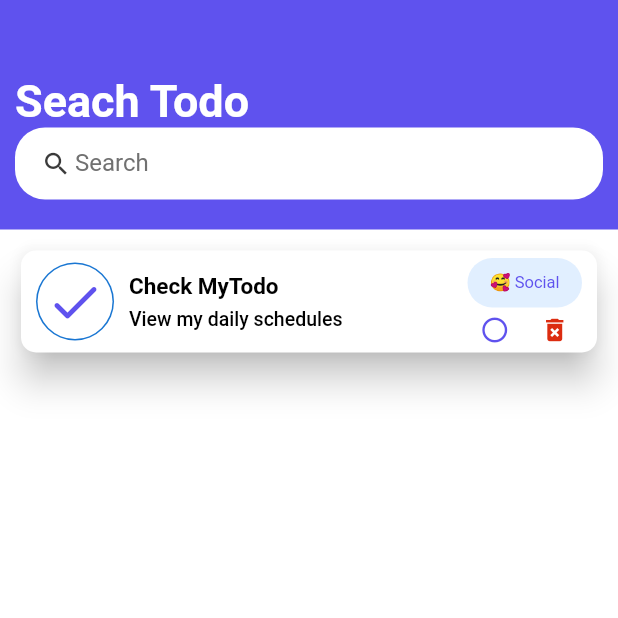
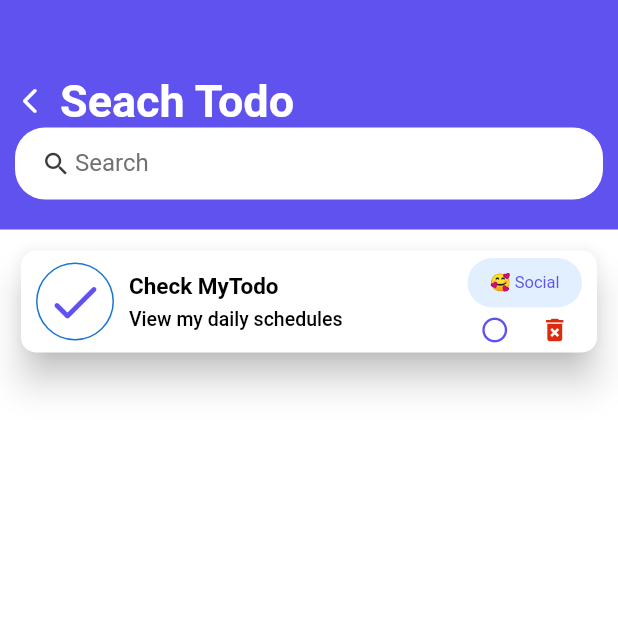
Before and after one commit to abdorll/myTodo, a Flutter app: the SearchSreen screen opened directly, on a phone screen of 412 x 824 dp, the top half of it. Run offline on Flutter 3.47's test engine with Material 2 defaults, Android fonts, the phone set to English and light mode, and no system bars; our stand-ins replace bot_toast, flutter_native_splash, flutter_riverpod, google_fonts, hive; accounts and stored records are empty; Roboto replaces fonts that are missing (Combo).

Commit message:
everything up to date

```diff
--- a/lib/screens/search_screen.dart
+++ b/lib/screens/search_screen.dart
@@ -1,10 +1,12 @@
 import 'package:flutter/material.dart';
 import 'package:flutter_riverpod/flutter_riverpod.dart';
+import 'package:my_todo/function/navigate.dart';
 import 'package:my_todo/model/todos_list.dart';
 import 'package:my_todo/screens/todo_home.dart';
 import 'package:my_todo/utils/color.dart';
 import 'package:my_todo/utils/images.dart';
 import 'package:my_todo/widgets/each_todo.dart';
+import 'package:my_todo/widgets/iconss.dart';
 import 'package:my_todo/widgets/spacing.dart';
 import 'package:my_todo/widgets/texts.dart';
 
@@ -51,7 +53,15 @@ class _SearchSreenState extends ConsumerState<SearchSreen> {
                   const YMargin(40),
                   Row(
                     children: [
-                      TextOf('Seach Todo', 30, white, FontWeight.w600)
+                      InkWell(
+                        child:
+                            IconOf(Icons.arrow_back_ios_new_rounded, 20, white),
+                        onTap: () {
+                          Navigate.back(context);
+                        },
+                      ),
+                      XMargin(10),
+                      TextOf('Seach Todo', 30, white, FontWeight.w600),
                     ],
                   ),
                   searchBox(),
--- a/lib/widgets/each_todo.dart
+++ b/lib/widgets/each_todo.dart
@@ -104,7 +104,7 @@ class _EachTodoState extends ConsumerState<EachTodo> {
 
                               uncompletedLength - 1 == 1
                                   ? text = 'todo'
-                                  : 'todos';
+                                  : text = 'todos';
                               setState(() {
                                 if (uncompletedLength > 1) {
                                   Alerts.failed(
```
Also changed, not shown: 1 other file.
